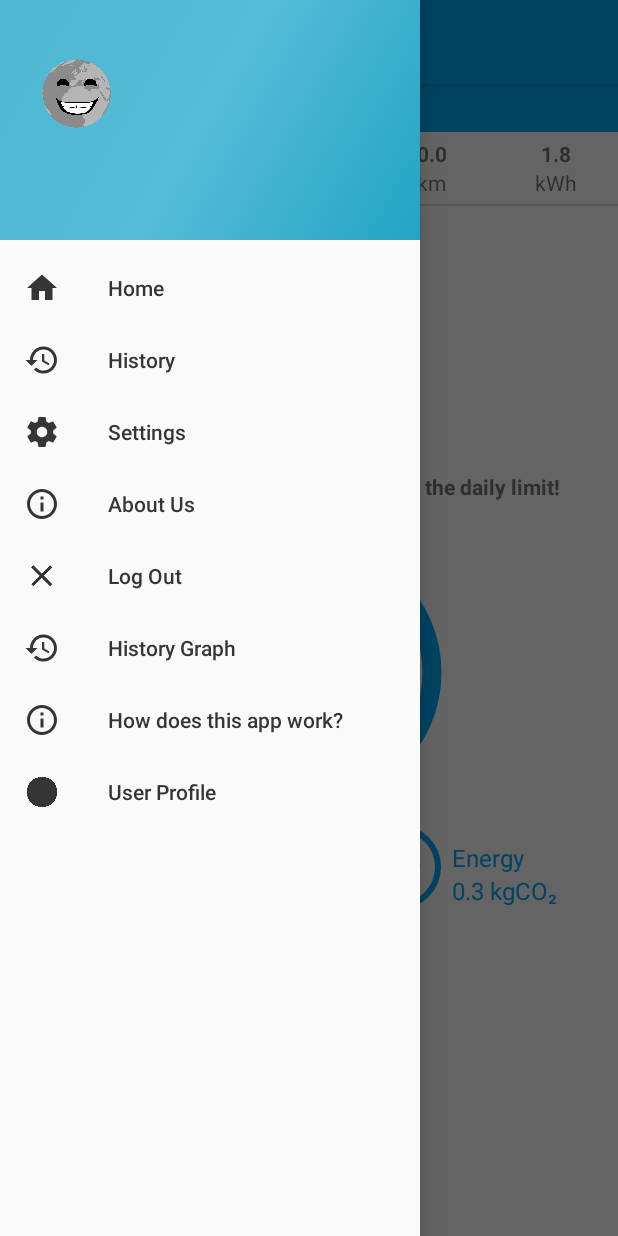
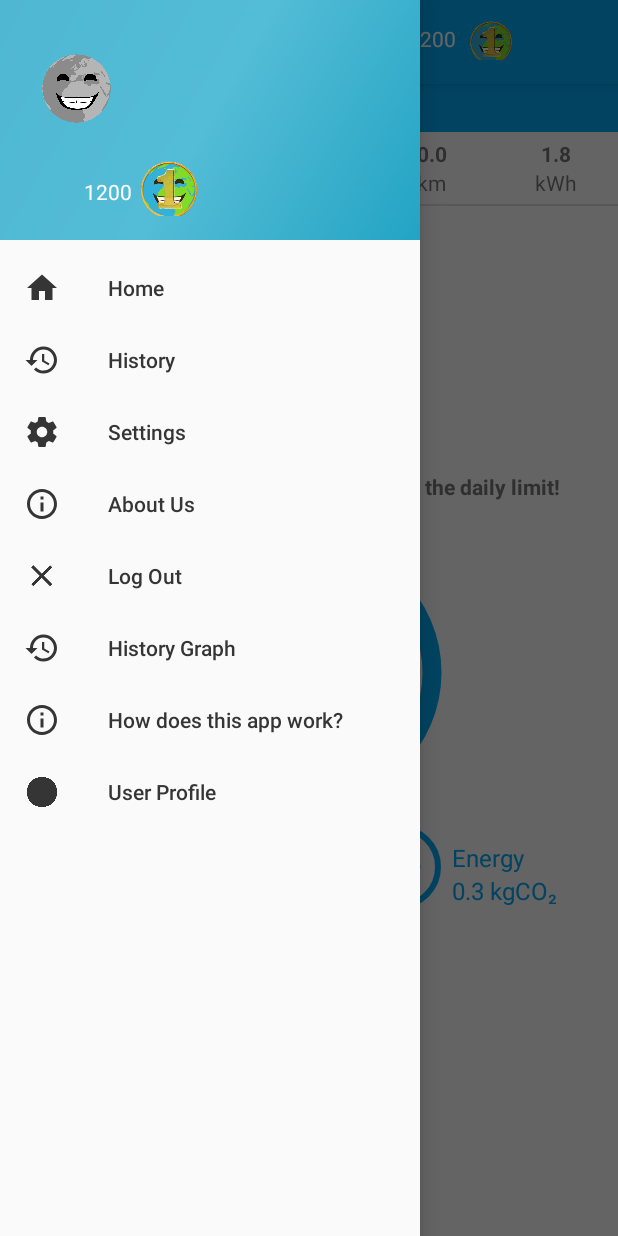
Before and after one commit to ragnhlar/Master, an Android app: the MainActivity screen opened directly, with no data from a screen before it, with the side drawer open, on a phone screen of 412 x 824 dp. Run offline under Robolectric (Android 15) with nearby library versions, the phone set to English and light mode, and no system bars; libraries missing offline, so code that uses them is left out: com.ittianyu.bottomnavigationviewex; 42 statements that could not run were skipped.

Commit message:
Added coin to nav bar and toolbar

```diff
--- a/app/build.gradle
+++ b/app/build.gradle
@@ -20,6 +20,7 @@ android {
 }
 
 dependencies {
+    implementation 'com.android.support:support-v4:26.1.0'
     compile fileTree(dir: 'libs', include: ['*.jar'])
     androidTestCompile('com.android.support.test.espresso:espresso-core:2.2.2', {
         exclude group: 'com.android.support', module: 'support-annotations'
--- a/app/src/main/java/com/example/desent/desent/activities/MainActivity.java
+++ b/app/src/main/java/com/example/desent/desent/activities/MainActivity.java
@@ -74,6 +74,9 @@ import static android.view.View.GONE;
 import static android.view.View.VISIBLE;
 
 public class MainActivity extends AppCompatActivity implements NavigationView.OnNavigationItemSelectedListener {
+
+    ImageView earthCoin;
+    TextView numCoin;
 
     //Spinner timeSpinner;
     TextView textViewTimeScale;
@@ -257,11 +260,15 @@ public class MainActivity extends AppCompatActivity implements NavigationView.On
         NavigationView navigationView = (NavigationView) findViewById(R.id.nav_view);
         navigationView.setNavigationItemSelectedListener(this);
 
+        earthCoin = findViewById(R.id.earth_coin);
+        numCoin = findViewById(R.id.coin_score);
+
         //Spinners
         //timeSpinner = (Spinner) findViewById(R.id.time_spinner);
         //ArrayAdapter<CharSequence> adapter = ArrayAdapter.createFromResource(getApplicationContext(), R.array.time_spinner_array, android.R.layout.simple_spinner_item);
         //adapter.setDropDownViewResource(R.layout.support_simple_spinner_dropdown_item);
         //timeSpinner.setAdapter(adapter);
+
 
         textViewTimeScale = (TextView) findViewById(R.id.textViewTimeScale);
 
--- a/app/src/main/res/layout/activity_main.xml
+++ b/app/src/main/res/layout/activity_main.xml
@@ -24,6 +24,38 @@
                 android:layout_width="match_parent"
                 android:layout_height="?attr/actionBarSize"
                 android:background="?attr/colorPrimary">
+
+                <!--<fragment android:name="com.example.desent.desent.fragments.ScoreFragment"
+                    android:id="@+id/score_coin"
+                    android:layout_width="match_parent"
+                    android:layout_height="wrap_content"
+                    tools:layout="@layout/fragment_score" />-->
+
+                <LinearLayout
+                    android:orientation="horizontal"
+                    android:gravity="top"
+                    android:paddingBottom="@dimen/activity_vertical_margin"
+                    android:layout_width="wrap_content"
+                    android:layout_height="wrap_content">
+
+                    <TextView
+                        android:id="@+id/coin_score"
+                        android:paddingLeft="75dp"
+                        android:textAppearance="@style/TextAppearance.AppCompat.Body1"
+                        android:text="1200"
+                        android:layout_marginTop="@dimen/activity_vertical_margin"
+                        android:layout_alignLeft="@id/earth_coin"
+                        android:layout_width="wrap_content"
+                        android:layout_height="wrap_content" />
+
+                    <ImageView
+                        android:id="@+id/earth_coin"
+                        android:src="@drawable/earthcoin"
+                        android:paddingTop="10dp"
+                        android:layout_width="47dp"
+                        android:layout_height="47dp" />
+
+                </LinearLayout>
 
                 <!--<Spinner
                     android:id="@+id/time_spinner"
--- a/app/src/main/res/layout/nav_header.xml
+++ b/app/src/main/res/layout/nav_header.xml
@@ -6,6 +6,7 @@
     android:background="@drawable/side_nav_bar"
     android:gravity="bottom"
     android:orientation="vertical"
+    xmlns:tools="http://schemas.android.com/tools"
     android:paddingBottom="@dimen/activity_vertical_margin"
     android:paddingLeft="@dimen/activity_horizontal_margin"
     android:paddingRight="@dimen/activity_horizontal_margin"
@@ -14,10 +15,22 @@
 
     <ImageView
         android:id="@+id/imageView"
+        android:layout_alignParentLeft="true"
         android:layout_width="70dp"
         android:layout_height="70dp"
         android:paddingTop="@dimen/nav_header_vertical_spacing"
         app:srcCompat="@android:drawable/sym_def_app_icon" />
+
+    <LinearLayout
+        android:orientation="horizontal"
+        android:paddingRight="@dimen/activity_horizontal_margin"
+        android:layout_width="match_parent"
+        android:layout_height="wrap_content">
+
+        <LinearLayout
+            android:orientation="vertical"
+            android:layout_width="wrap_content"
+            android:layout_height="wrap_content">
 
             <TextView
                 android:id="@+id/title_nav_header"
@@ -32,3 +45,60 @@
                 android:layout_height="wrap_content" />
 
         </LinearLayout>
+
+        <!--<fragment android:name="com.example.desent.desent.fragments.ScoreFragment"
+            android:id="@+id/score_coin"
+            android:layout_width="match_parent"
+            android:layout_height="wrap_content"
+            tools:layout="@layout/fragment_score" />-->
+        <LinearLayout
+            android:orientation="horizontal"
+            android:paddingTop="@dimen/nav_header_vertical_spacing"
+            android:layout_width="wrap_content"
+            android:layout_height="wrap_content">
+
+            <TextView
+                android:id="@+id/coin_score"
+                android:paddingLeft="40dp"
+                android:textAppearance="@style/TextAppearance.AppCompat.Body1"
+                android:text="1200"
+                android:layout_marginTop="@dimen/activity_vertical_margin"
+                android:layout_alignLeft="@id/earth_coin"
+                android:layout_width="wrap_content"
+                android:layout_height="wrap_content" />
+
+            <ImageView
+                android:id="@+id/earth_coin"
+                android:src="@drawable/earthcoin"
+                android:layout_width="50dp"
+                android:layout_height="50dp" />
+
+        </LinearLayout>
+
+        <!--<LinearLayout
+            android:orientation="horizontal"
+            android:paddingTop="@dimen/nav_header_vertical_spacing"
+            android:layout_width="wrap_content"
+            android:layout_height="wrap_content">
+
+            <TextView
+                android:id="@+id/coin_score"
+                android:paddingLeft="40dp"
+                android:textAppearance="@style/TextAppearance.AppCompat.Body1"
+                android:text="1200"
+                android:layout_marginTop="@dimen/activity_vertical_margin"
+                android:layout_alignLeft="@id/earth_coin"
+                android:layout_width="wrap_content"
+                android:layout_height="wrap_content" />
+
+            <ImageView
+                android:id="@+id/earth_coin"
+                android:src="@drawable/earthcoin"
+                android:layout_width="50dp"
+                android:layout_height="50dp" />
+
+        </LinearLayout>-->
+
+    </LinearLayout>
+
+</LinearLayout>
--- a/app/src/main/res/values/strings.xml
+++ b/app/src/main/res/values/strings.xml
@@ -350,4 +350,7 @@
         <item>not sure</item>
     </string-array>
 
+    <!-- TODO: Remove or change this placeholder text -->
+    <string name="hello_blank_fragment">Hello blank fragment</string>
+
 </resources>
```
Also changed, not shown: app/src/main/java/com/example/desent/desent/fragments/ScoreFragment.java (added, +109 -0 lines), app/src/main/res/layout/fragment_score.xml (added, +31 -0 lines). Lines whose indentation alone changed are shown as unchanged.
